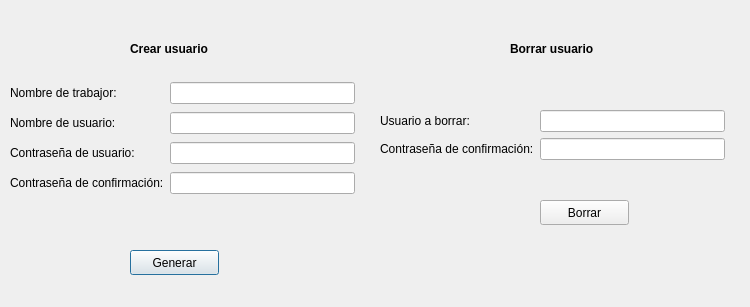
The window that Interfaz/manage_user.ui (Los-Pollitos/PI-Redes-Sistemas-Operativos) describes before a commit, drawn with Qt 5.
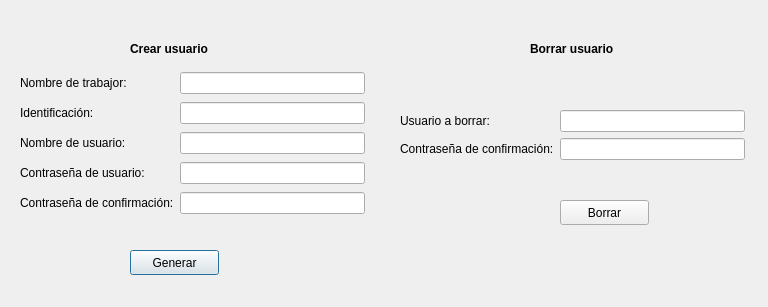
The same window after the commit.

Commit message: Espacio para meter identificación en manage_user

The edit to the form file:
```diff
--- a/Interfaz/manage_user.ui
+++ b/Interfaz/manage_user.ui
@@ -6,7 +6,7 @@
    <rect>
     <x>0</x>
     <y>0</y>
-    <width>750</width>
+    <width>768</width>
     <height>307</height>
    </rect>
   </property>
@@ -34,7 +34,7 @@
   <widget class="QLabel" name="label_2">
    <property name="geometry">
     <rect>
-     <x>510</x>
+     <x>530</x>
      <y>40</y>
      <width>121</width>
      <height>17</height>
@@ -65,7 +65,7 @@
   <widget class="QPushButton" name="delete_button">
    <property name="geometry">
     <rect>
-     <x>540</x>
+     <x>560</x>
      <y>200</y>
      <width>89</width>
      <height>25</height>
@@ -78,7 +78,7 @@
   <widget class="QWidget" name="layoutWidget">
    <property name="geometry">
     <rect>
-     <x>380</x>
+     <x>400</x>
      <y>110</y>
      <width>345</width>
      <height>71</height>
@@ -110,10 +110,10 @@
   <widget class="QWidget" name="">
    <property name="geometry">
     <rect>
-     <x>10</x>
-     <y>80</y>
+     <x>20</x>
+     <y>70</y>
      <width>345</width>
-     <height>120</height>
+     <height>151</height>
     </rect>
    </property>
    <layout class="QGridLayout" name="gridLayout">
@@ -128,33 +128,43 @@
      <widget class="QLineEdit" name="create_name"/>
     </item>
     <item row="1" column="0">
+     <widget class="QLabel" name="user_name_text_3">
+      <property name="text">
+       <string>Identificación:</string>
+      </property>
+     </widget>
+    </item>
+    <item row="1" column="1">
+     <widget class="QLineEdit" name="create_id"/>
+    </item>
+    <item row="2" column="0">
      <widget class="QLabel" name="user_name_text">
       <property name="text">
        <string>Nombre de usuario:</string>
       </property>
      </widget>
     </item>
-    <item row="1" column="1">
+    <item row="2" column="1">
      <widget class="QLineEdit" name="create_username"/>
     </item>
-    <item row="2" column="0">
+    <item row="3" column="0">
      <widget class="QLabel" name="user_password_text">
       <property name="text">
        <string>Contraseña de usuario:</string>
       </property>
      </widget>
     </item>
-    <item row="2" column="1">
+    <item row="3" column="1">
      <widget class="QLineEdit" name="create_password"/>
     </item>
-    <item row="3" column="0">
+    <item row="4" column="0">
      <widget class="QLabel" name="label_4">
       <property name="text">
        <string>Contraseña de confirmación:</string>
       </property>
      </widget>
     </item>
-    <item row="3" column="1">
+    <item row="4" column="1">
      <widget class="QLineEdit" name="first_rh_password"/>
     </item>
    </layout>
```
